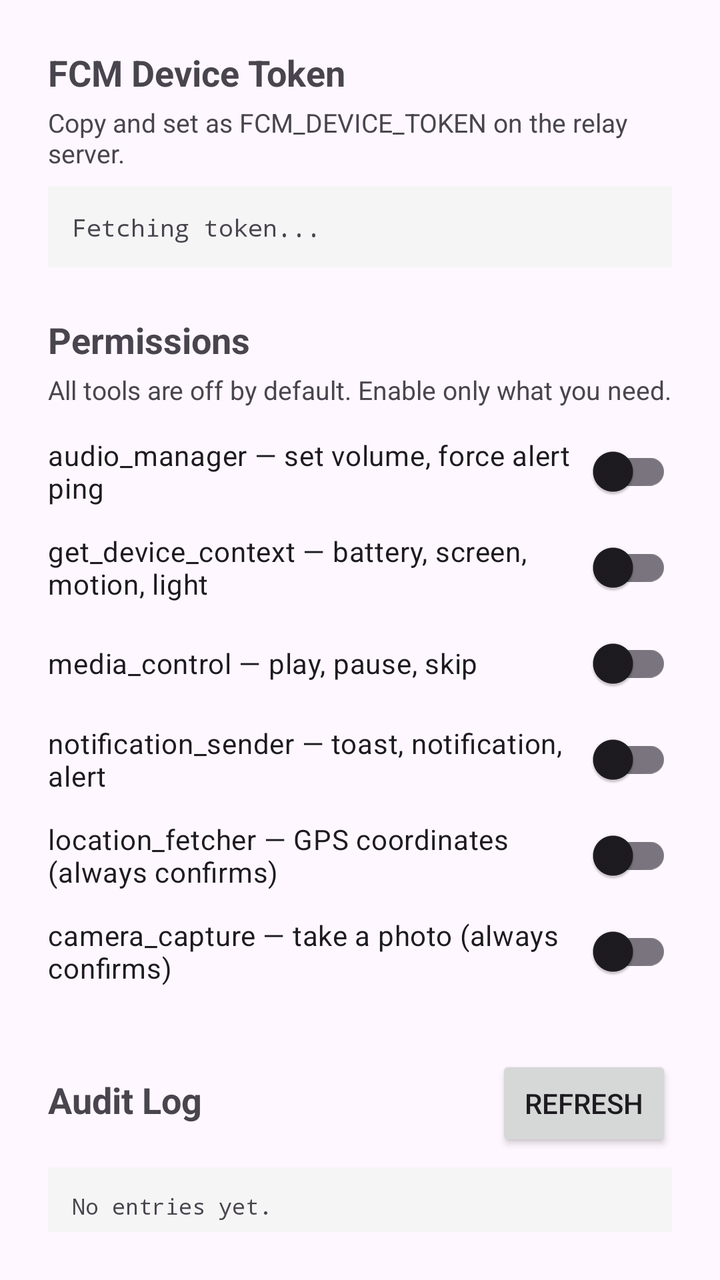
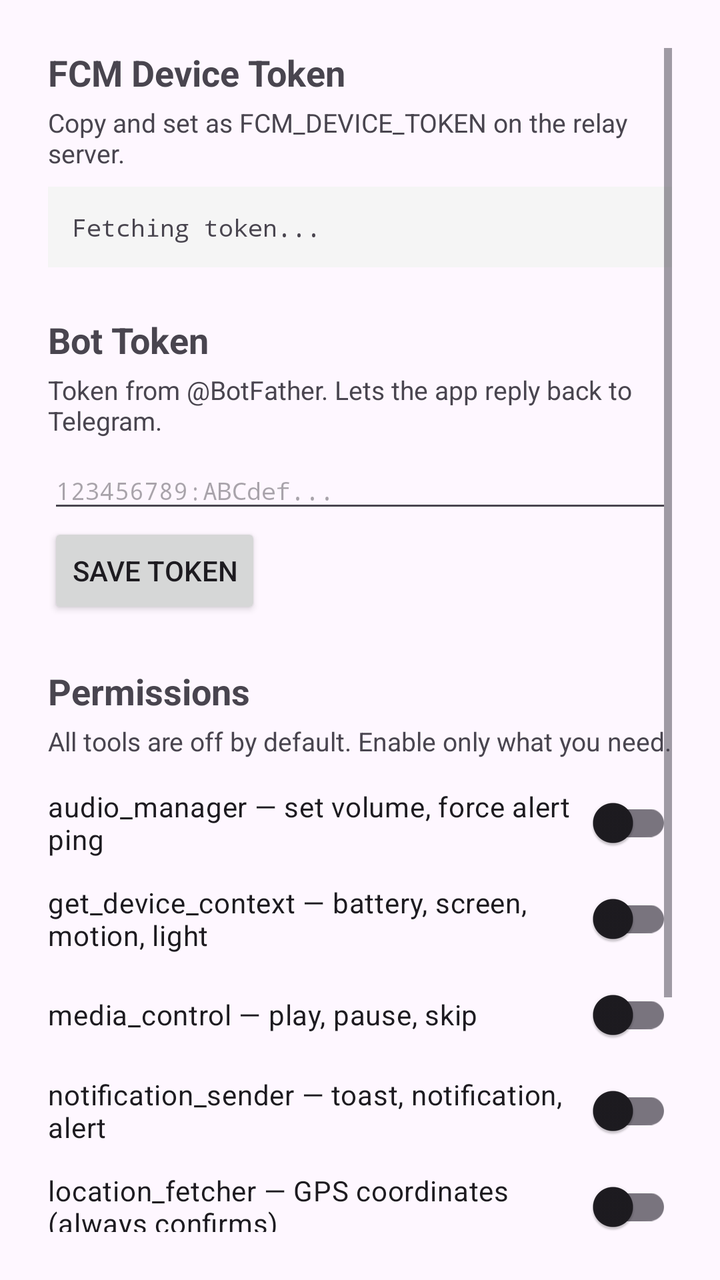

Two renders of the same Android screen: before a commit and after it. Below are the layout's source before the change and the commit's diff.
<!-- AndroidManifest.xml: application theme Theme.TelegramClaw -->
<!-- res/layout/activity_main.xml -->
<?xml version="1.0" encoding="utf-8"?>
<ScrollView xmlns:android="http://schemas.android.com/apk/res/android"
    android:id="@+id/main"
    android:layout_width="match_parent"
    android:layout_height="match_parent"
    android:padding="24dp">

    <LinearLayout
        android:layout_width="match_parent"
        android:layout_height="wrap_content"
        android:orientation="vertical">

        

        <TextView
            android:layout_width="match_parent"
            android:layout_height="wrap_content"
            android:text="FCM Device Token"
            android:textSize="18sp"
            android:textStyle="bold"
            android:paddingBottom="4dp" />

        <TextView
            android:layout_width="match_parent"
            android:layout_height="wrap_content"
            android:text="Copy and set as FCM_DEVICE_TOKEN on the relay server."
            android:textSize="13sp"
            android:paddingBottom="8dp" />

        <TextView
            android:id="@+id/token_text"
            android:layout_width="match_parent"
            android:layout_height="wrap_content"
            android:text="Fetching token..."
            android:textIsSelectable="true"
            android:fontFamily="monospace"
            android:textSize="12sp"
            android:background="#F5F5F5"
            android:padding="12dp" />

        

        <TextView
            android:layout_width="match_parent"
            android:layout_height="wrap_content"
            android:text="Permissions"
            android:textSize="18sp"
            android:textStyle="bold"
            android:paddingTop="24dp"
            android:paddingBottom="4dp" />

        <TextView
            android:layout_width="match_parent"
            android:layout_height="wrap_content"
            android:text="All tools are off by default. Enable only what you need."
            android:textSize="13sp"
            android:paddingBottom="12dp" />

        <androidx.appcompat.widget.SwitchCompat
            android:id="@+id/switch_audio_manager"
            android:layout_width="match_parent"
            android:layout_height="wrap_content"
            android:text="audio_manager — set volume, force alert ping"
            android:paddingBottom="8dp" />

        <androidx.appcompat.widget.SwitchCompat
            android:id="@+id/switch_get_device_context"
            android:layout_width="match_parent"
            android:layout_height="wrap_content"
            android:text="get_device_context — battery, screen, motion, light"
            android:paddingBottom="8dp" />

        <androidx.appcompat.widget.SwitchCompat
            android:id="@+id/switch_media_control"
            android:layout_width="match_parent"
            android:layout_height="wrap_content"
            android:text="media_control — play, pause, skip"
            android:paddingBottom="8dp" />

        <androidx.appcompat.widget.SwitchCompat
            android:id="@+id/switch_notification_sender"
            android:layout_width="match_parent"
            android:layout_height="wrap_content"
            android:text="notification_sender — toast, notification, alert"
            android:paddingBottom="8dp" />

        <androidx.appcompat.widget.SwitchCompat
            android:id="@+id/switch_location_fetcher"
            android:layout_width="match_parent"
            android:layout_height="wrap_content"
            android:text="location_fetcher — GPS coordinates (always confirms)"
            android:paddingBottom="8dp" />

        <androidx.appcompat.widget.SwitchCompat
            android:id="@+id/switch_camera_capture"
            android:layout_width="match_parent"
            android:layout_height="wrap_content"
            android:text="camera_capture — take a photo (always confirms)"
            android:paddingBottom="8dp" />

        

        <LinearLayout
            android:layout_width="match_parent"
            android:layout_height="wrap_content"
            android:orientation="horizontal"
            android:paddingTop="24dp"
            android:paddingBottom="8dp">

            <TextView
                android:layout_width="0dp"
                android:layout_height="wrap_content"
                android:layout_weight="1"
                android:text="Audit Log"
                android:textSize="18sp"
                android:textStyle="bold" />

            <Button
                android:id="@+id/btn_refresh_log"
                android:layout_width="wrap_content"
                android:layout_height="wrap_content"
                android:text="Refresh" />

        </LinearLayout>

        <TextView
            android:id="@+id/audit_log_text"
            android:layout_width="match_parent"
            android:layout_height="wrap_content"
            android:text="No entries yet."
            android:fontFamily="monospace"
            android:textSize="11sp"
            android:background="#F5F5F5"
            android:padding="12dp" />

    </LinearLayout>

</ScrollView>
<!-- resources referenced by this layout -->
<resources>
  <style name="Theme.TelegramClaw" parent="Base.Theme.TelegramClaw" />
  <style name="Base.Theme.TelegramClaw" parent="Theme.Material3.DayNight.NoActionBar">
          
          
      </style>
</resources>

<!-- the commit's change to res/layout/activity_main.xml (unified diff, before → after) -->
@@ -37,6 +37,40 @@
             android:textSize="12sp"
             android:background="#F5F5F5"
             android:padding="12dp" />
+
+        
+
+        <TextView
+            android:layout_width="match_parent"
+            android:layout_height="wrap_content"
+            android:text="Bot Token"
+            android:textSize="18sp"
+            android:textStyle="bold"
+            android:paddingTop="24dp"
+            android:paddingBottom="4dp" />
+
+        <TextView
+            android:layout_width="match_parent"
+            android:layout_height="wrap_content"
+            android:text="Token from @BotFather. Lets the app reply back to Telegram."
+            android:textSize="13sp"
+            android:paddingBottom="8dp" />
+
+        <EditText
+            android:id="@+id/edit_bot_token"
+            android:layout_width="match_parent"
+            android:layout_height="wrap_content"
+            android:hint="123456789:ABCdef..."
+            android:inputType="textVisiblePassword"
+            android:fontFamily="monospace"
+            android:textSize="12sp"
+            android:paddingBottom="8dp" />
+
+        <Button
+            android:id="@+id/btn_save_bot_token"
+            android:layout_width="wrap_content"
+            android:layout_height="wrap_content"
+            android:text="Save Token" />
 
         
 
